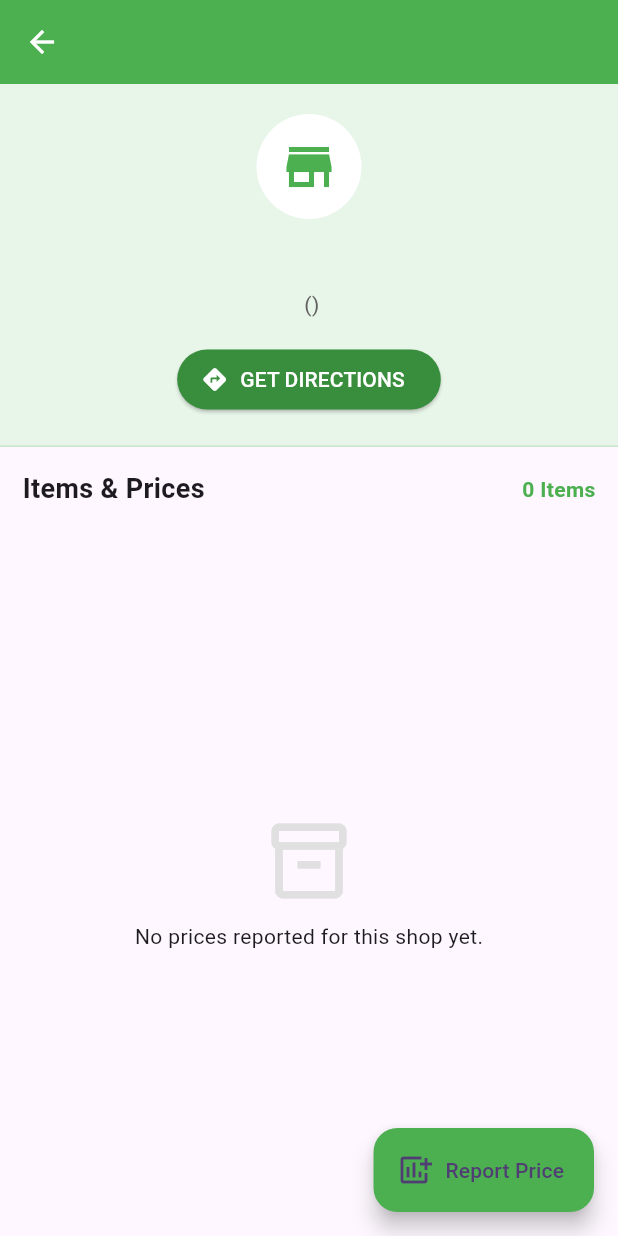
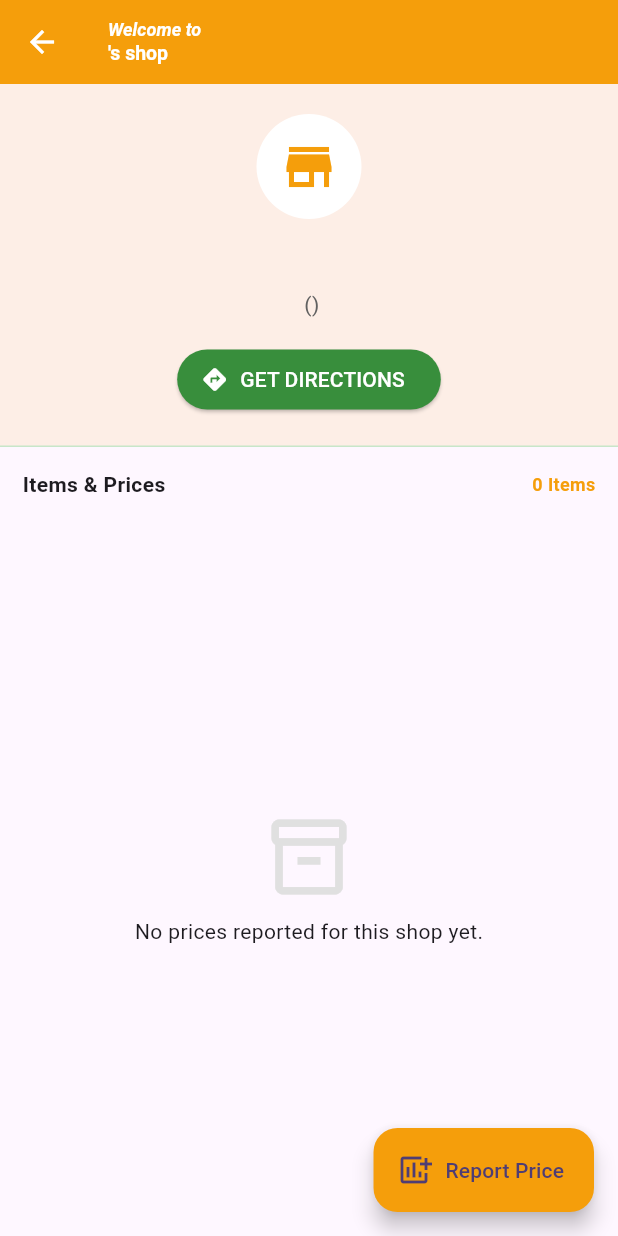
Before and after one commit to Binnasir20/campus-price-monitor, a Flutter app: the ShopDetailScreen screen opened directly with empty values, on a phone screen of 412 x 824 dp. Run offline on Flutter 3.47's test engine with Material 3 defaults, Android fonts, the phone set to English and light mode, and no system bars; our stand-ins replace cloud_firestore, firebase_auth, firebase_core, geolocator, google_maps_flutter, iconly; accounts and stored records are empty; generated files the repository leaves out were written again; statements that could not run were skipped.

Commit message:
Fourth Update

```diff
--- a/lib/screens/shop/shop_detail_screen.dart
+++ b/lib/screens/shop/shop_detail_screen.dart
@@ -1,7 +1,10 @@
 import 'package:flutter/material.dart';
+import 'package:iconly/iconly.dart';
 import 'package:provider/provider.dart';
 import 'package:geolocator/geolocator.dart';
+import '../../constants/app_colors.dart';
 import '../../model/shop_model.dart';
+import '../../providers/auth_provider.dart';
 import '../../providers/price_provider.dart';
 import '../../services/location_service.dart';
 import 'package:intl/intl.dart';
@@ -42,11 +45,25 @@ class _ShopDetailScreenState extends State<ShopDetailScreen> {
   Widget build(BuildContext context) {
     final priceProv = Provider.of<PriceProvider>(context);
     final shopPrices = priceProv.prices.where((p) => p.shopId == widget.shop.id).toList();
-
+    final user = Provider.of<AuthProvider>(context).userModel;
     return Scaffold(
       appBar: AppBar(
-        title: Text(widget.shop.name),
-        backgroundColor: Colors.green,
+        title: Column(
+          crossAxisAlignment: CrossAxisAlignment.start,
+          children: [
+            Text("Welcome to",style: TextStyle(
+                fontSize: 12,
+               fontWeight: FontWeight.bold,
+              fontStyle: FontStyle.italic
+            ),),
+            Text("${widget.shop.name}'s shop",style: TextStyle(
+                fontSize: 13,
+              fontWeight: FontWeight.bold,
+            ),),
+          ],
+        ),
+
+        backgroundColor: Color(AppColors.bgColor),
         foregroundColor: Colors.white,
       ),
       body: Column(
@@ -60,11 +77,11 @@ class _ShopDetailScreenState extends State<ShopDetailScreen> {
               children: [
                 const Text(
                   "Items & Prices",
-                  style: TextStyle(fontSize: 18, fontWeight: FontWeight.bold),
+                  style: TextStyle(fontSize: 14, fontWeight: FontWeight.bold),
                 ),
                 Text(
                   "${shopPrices.length} Items",
-                  style: const TextStyle(color: Colors.green, fontWeight: FontWeight.bold),
+                  style:  TextStyle(color: Color(AppColors.bgColor), fontWeight: FontWeight.bold,fontSize: 12),
                 ),
               ],
             ),
@@ -87,14 +104,14 @@ class _ShopDetailScreenState extends State<ShopDetailScreen> {
                       backgroundColor: Colors.orange.shade100,
                       child: const Icon(Icons.fastfood, color: Colors.orange, size: 20),
                     ),
-                    title: Text(price.itemId, style: const TextStyle(fontWeight: FontWeight.bold)),
+                    title: Text(price.itemId, style: const TextStyle(fontWeight: FontWeight.bold,fontSize: 15)),
                     subtitle: Text(
                       "Updated: ${DateFormat('MMM d, yyyy').format(price.updatedAt)}",
-                      style: TextStyle(fontSize: 12, color: Colors.grey.shade600),
+                      style: TextStyle(fontSize: 11, color: Colors.grey.shade600),
                     ),
                     trailing: Text(
                       "₦${price.price.toStringAsFixed(0)}",
-                      style: const TextStyle(fontSize: 20, fontWeight: FontWeight.bold, color: Colors.green),
+                      style: TextStyle(fontSize: 20, fontWeight: FontWeight.bold, color: Color(AppColors.bgColor)),
                     ),
                   ),
                 );
@@ -103,7 +120,7 @@ class _ShopDetailScreenState extends State<ShopDetailScreen> {
           ),
         ],
       ),
-      floatingActionButton: FloatingActionButton.extended(
+      floatingActionButton: user?.isAdmin == false ? FloatingActionButton.extended(
         onPressed: () {
           Navigator.push(
             context,
@@ -114,8 +131,8 @@ class _ShopDetailScreenState extends State<ShopDetailScreen> {
         },
         label: const Text("Report Price"),
         icon: const Icon(Icons.add_chart),
-        backgroundColor: Colors.green,
-      ),
+        backgroundColor: Color(AppColors.bgColor),
+      ) : null,
     );
   }
 
@@ -134,15 +151,15 @@ class _ShopDetailScreenState extends State<ShopDetailScreen> {
       padding: const EdgeInsets.all(20),
       width: double.infinity,
       decoration: BoxDecoration(
-        color: Colors.green.shade50,
+        color: Color(AppColors.bgColor).withOpacity(0.1),
         border: Border(bottom: BorderSide(color: Colors.green.shade100)),
       ),
       child: Column(
         children: [
-          const CircleAvatar(
+          CircleAvatar(
             radius: 35,
             backgroundColor: Colors.white,
-            child: Icon(Icons.store, size: 40, color: Colors.green),
+            child: Icon(Icons.store, size: 40, color:Color(AppColors.bgColor)),
           ),
           const SizedBox(height: 12),
           Text(widget.shop.name, style: const TextStyle(fontSize: 22, fontWeight: FontWeight.bold)),
```
Also changed, not shown: lib/screens/home/home_screen.dart (+3 -38 lines), lib/screens/shop/shop_list_screen.dart (+20 -8 lines).
